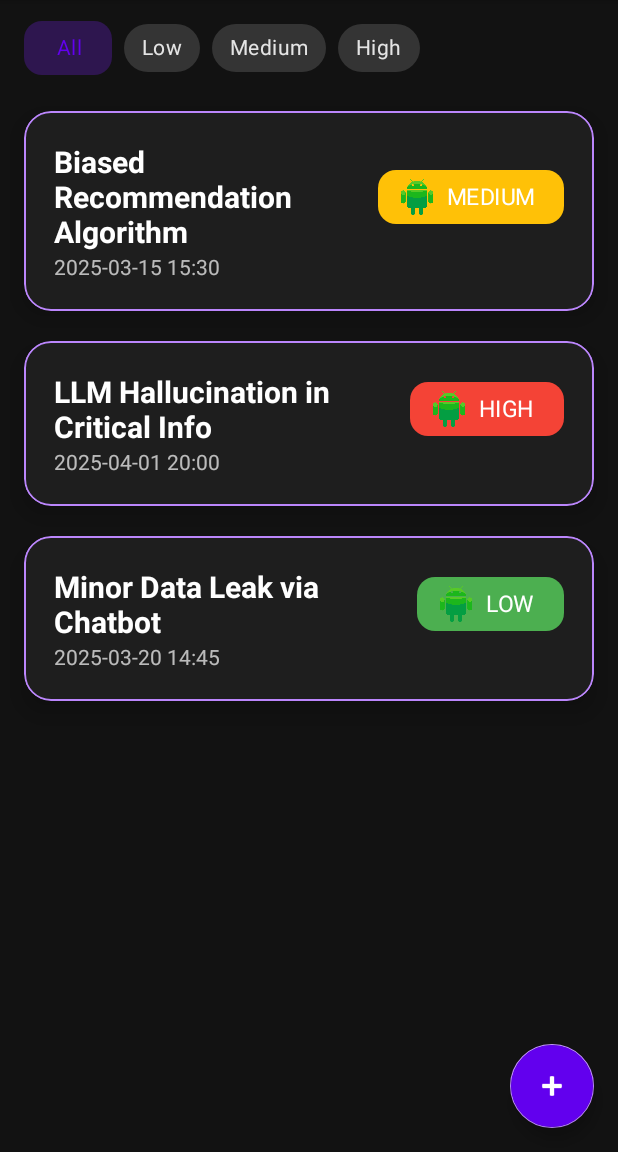
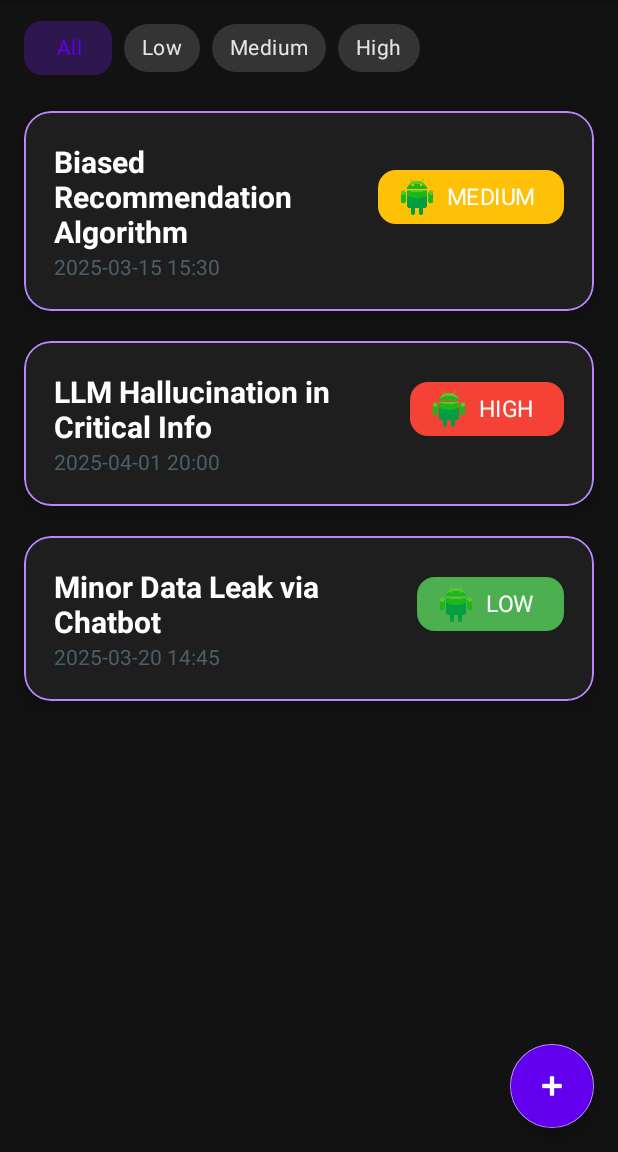
Before and after one commit to Amartyakaushik/AIWatchdog, an Android app: the screen it shows after launch (MainActivity), on a phone screen of 412 x 824 dp, the part 84-1236 px from its top. Run offline under Robolectric (Android 15) with nearby library versions, the phone set to English and light mode, and no system bars.

```diff
--- a/app/src/main/res/layout/item_incident.xml
+++ b/app/src/main/res/layout/item_incident.xml
@@ -54,7 +54,7 @@
             android:id="@+id/dateTextView"
             android:layout_width="0dp"
             android:layout_height="wrap_content"
-            android:textColor="@color/white"
+            android:textColor="#607D8B"
             android:alpha="0.7"
             android:textSize="14sp"
             app:layout_constraintStart_toStartOf="parent"
```
